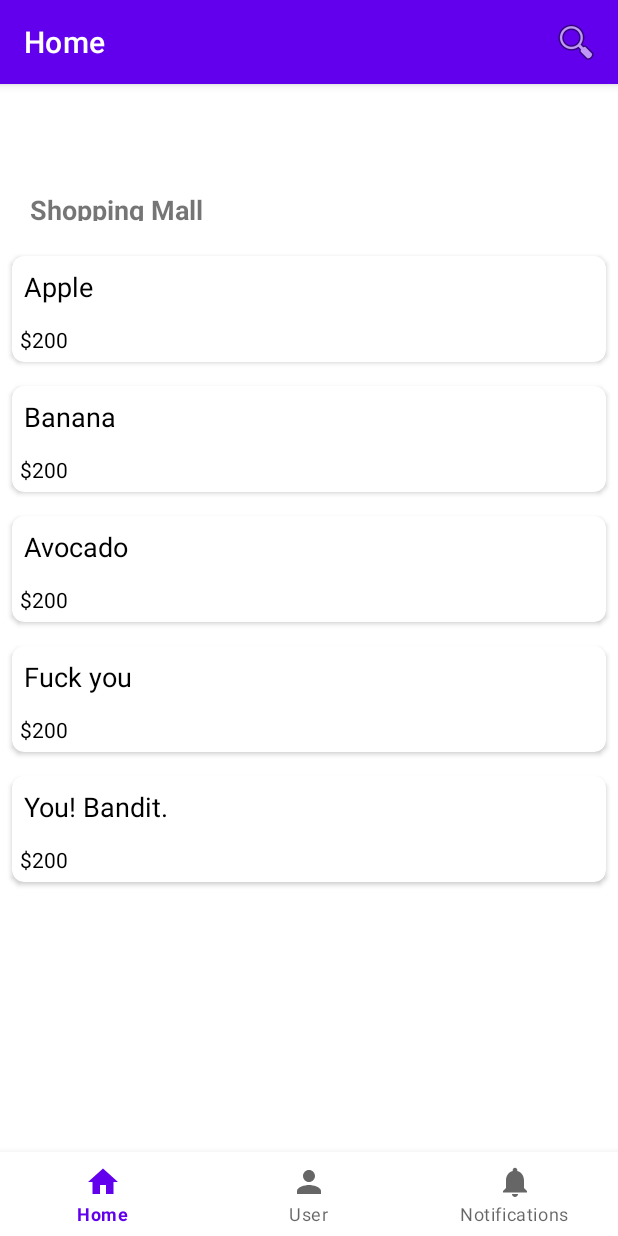
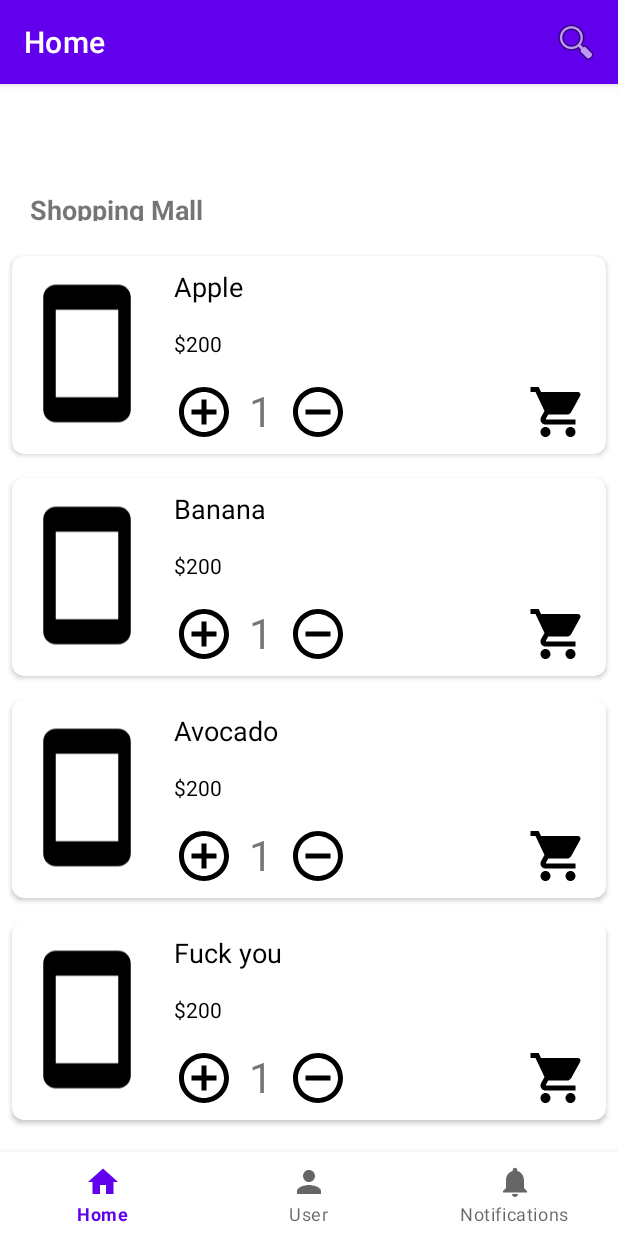
Before and after one commit to CuongPhucNguyen/MatchaShop, an Android app: the HomeFragment screen opened directly, with no data from a screen before it, on a phone screen of 412 x 824 dp. Run offline under Robolectric (Android 15) with nearby library versions, the phone set to English and light mode, and no system bars; our stand-ins replace navigation-ui.

Commit message:
prettify the product_rv_item xml file

```diff
--- /dev/null
+++ b/app/src/main/res/drawable/ic_baseline_add_24.xml
@@ -0,0 +1,5 @@
+<vector android:height="24dp" android:tint="#000000"
+    android:viewportHeight="24" android:viewportWidth="24"
+    android:width="24dp" xmlns:android="http://schemas.android.com/apk/res/android">
+    <path android:fillColor="@android:color/white" android:pathData="M19,13h-6v6h-2v-6H5v-2h6V5h2v6h6v2z"/>
+</vector>
--- /dev/null
+++ b/app/src/main/res/drawable/ic_baseline_add_circle_outline_24.xml
@@ -0,0 +1,5 @@
+<vector android:height="24dp" android:tint="#000000"
+    android:viewportHeight="24" android:viewportWidth="24"
+    android:width="24dp" xmlns:android="http://schemas.android.com/apk/res/android">
+    <path android:fillColor="@android:color/white" android:pathData="M13,7h-2v4L7,11v2h4v4h2v-4h4v-2h-4L13,7zM12,2C6.48,2 2,6.48 2,12s4.48,10 10,10 10,-4.48 10,-10S17.52,2 12,2zM12,20c-4.41,0 -8,-3.59 -8,-8s3.59,-8 8,-8 8,3.59 8,8 -3.59,8 -8,8z"/>
+</vector>
--- /dev/null
+++ b/app/src/main/res/drawable/ic_baseline_minimize_24.xml
@@ -0,0 +1,5 @@
+<vector android:height="24dp" android:tint="#000000"
+    android:viewportHeight="24" android:viewportWidth="24"
+    android:width="24dp" xmlns:android="http://schemas.android.com/apk/res/android">
+    <path android:fillColor="@android:color/white" android:pathData="M6,19h12v2H6z"/>
+</vector>
--- /dev/null
+++ b/app/src/main/res/drawable/ic_baseline_remove_circle_outline_24.xml
@@ -0,0 +1,5 @@
+<vector android:height="24dp" android:tint="#000000"
+    android:viewportHeight="24" android:viewportWidth="24"
+    android:width="24dp" xmlns:android="http://schemas.android.com/apk/res/android">
+    <path android:fillColor="@android:color/white" android:pathData="M7,11v2h10v-2L7,11zM12,2C6.48,2 2,6.48 2,12s4.48,10 10,10 10,-4.48 10,-10S17.52,2 12,2zM12,20c-4.41,0 -8,-3.59 -8,-8s3.59,-8 8,-8 8,3.59 8,8 -3.59,8 -8,8z"/>
+</vector>
--- /dev/null
+++ b/app/src/main/res/drawable/ic_baseline_smartphone_24.xml
@@ -0,0 +1,5 @@
+<vector android:height="24dp" android:tint="#000000"
+    android:viewportHeight="24" android:viewportWidth="24"
+    android:width="24dp" xmlns:android="http://schemas.android.com/apk/res/android">
+    <path android:fillColor="@android:color/white" android:pathData="M17,1.01L7,1c-1.1,0 -2,0.9 -2,2v18c0,1.1 0.9,2 2,2h10c1.1,0 2,-0.9 2,-2V3c0,-1.1 -0.9,-1.99 -2,-1.99zM17,19H7V5h10v14z"/>
+</vector>
--- a/app/src/main/res/layout/product_rv_item.xml
+++ b/app/src/main/res/layout/product_rv_item.xml
@@ -8,11 +8,24 @@
     android:elevation="8dp"
     app:cardCornerRadius="8dp">
 
-    <RelativeLayout
+
+    <LinearLayout
         android:layout_width="match_parent"
-        android:layout_height="wrap_content">
+        android:layout_height="wrap_content"
+        android:orientation="horizontal">
 
-        <!-- text view for our course name -->
+        <ImageView
+            android:layout_width="100dp"
+            android:layout_height="130dp"
+            android:src="@drawable/ic_baseline_smartphone_24">
+        </ImageView>
+
+
+        <LinearLayout
+            android:layout_width="match_parent"
+            android:layout_height="wrap_content"
+            android:orientation="vertical">
+
             <TextView
                 android:id="@+id/idTVProductName"
                 android:layout_width="match_parent"
@@ -22,14 +35,73 @@
                 android:textColor="@color/black"
                 android:textSize="18sp" />
 
-        <!-- text view for our course description -->
             <TextView
                 android:id="@+id/idTVProductPrice"
                 android:layout_width="match_parent"
                 android:layout_height="wrap_content"
                 android:layout_below="@id/idTVProductName"
-            android:padding="5dp"
+                android:padding="8dp"
                 android:text="Product Price"
                 android:textColor="@color/black" />
-    </RelativeLayout>
+
+            <LinearLayout
+                android:layout_width="match_parent"
+                android:layout_height="wrap_content"
+                android:orientation="horizontal"
+                android:padding="8dp">
+
+                <ImageView
+                    android:layout_width="40dp"
+                    android:layout_height="40dp"
+                    android:src="@drawable/ic_baseline_add_circle_outline_24"
+                    >
+
+                </ImageView>
+
+                <Space
+                    android:layout_width="10dp"
+                    android:layout_height="wrap_content">
+
+                </Space>
+
+
+                <TextView
+                    android:layout_width="wrap_content"
+                    android:layout_height="match_parent"
+                    android:text="1"
+                    android:textSize="28dp">
+
+
+                </TextView>
+
+                <Space
+                    android:layout_width="10dp"
+                    android:layout_height="wrap_content">
+
+                </Space>
+
+                <ImageView
+                    android:layout_width="40dp"
+                    android:layout_height="40dp"
+                    android:src="@drawable/ic_baseline_remove_circle_outline_24">
+
+                </ImageView>
+
+
+                <ImageView
+                    android:layout_width="40dp"
+                    android:layout_height="40dp"
+                    android:src="@drawable/ic_baseline_shopping_cart_24"
+                    android:layout_marginStart="120dp">
+
+                </ImageView>
+
+
+            </LinearLayout>
+
+
+        </LinearLayout>
+
+    </LinearLayout>
+
 </androidx.cardview.widget.CardView>
```
Lines whose indentation alone changed are shown as unchanged.
